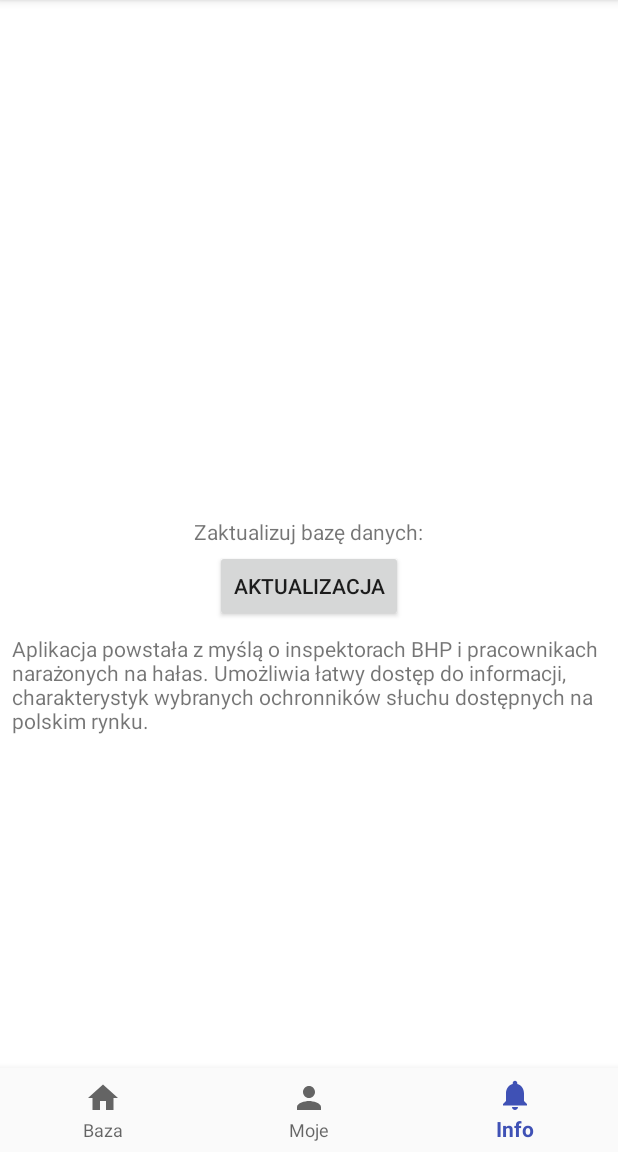
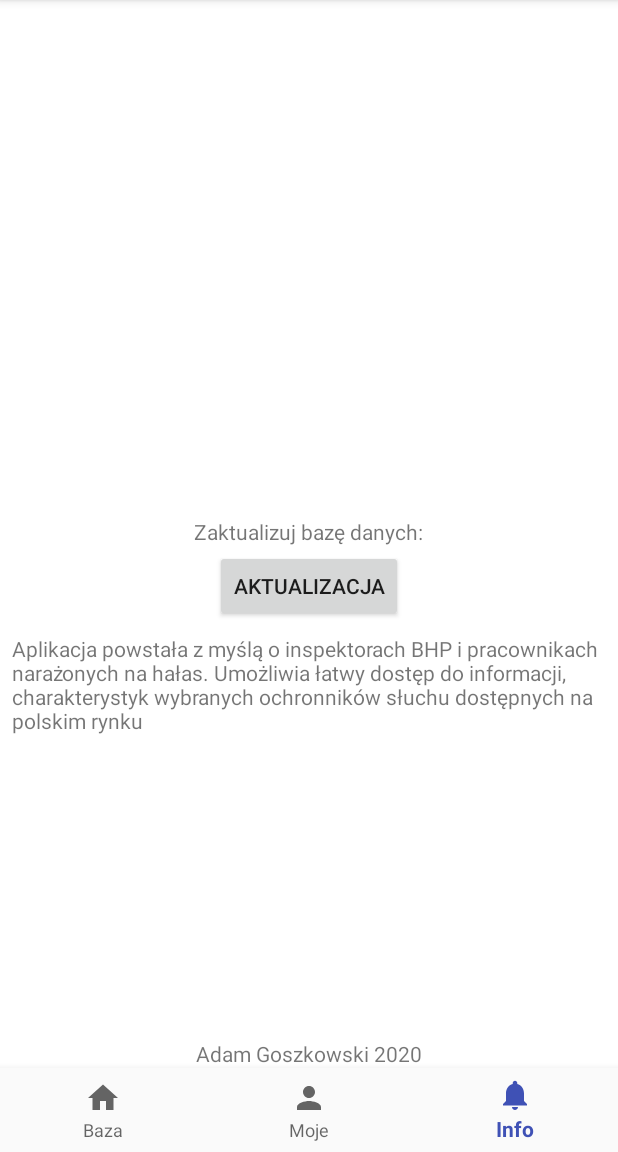
Before and after one commit to Baceg/Ochrona, an Android app: the screen it shows after launch (MainActivity), item 3 of the bottom bar chosen, on a phone screen of 412 x 824 dp, the part 84-1236 px from its top. Run offline under Robolectric (Android 15) with nearby library versions, the phone set to English and light mode, and no system bars; libraries missing offline, so code that uses them is left out: com.jjoe64.graphview.

```diff
--- a/app/src/main/AndroidManifest.xml
+++ b/app/src/main/AndroidManifest.xml
@@ -5,6 +5,7 @@
     <uses-permission android:name="android.permission.ACCESS_NETWORK_STATE" />
 
     <application
+        android:usesCleartextTraffic="true"
         android:allowBackup="true"
         android:icon="@mipmap/ic_launcher"
         android:label="@string/app_name"
--- a/app/src/main/java/com/example/ochronasuchu/InfoFragment.java
+++ b/app/src/main/java/com/example/ochronasuchu/InfoFragment.java
@@ -8,10 +8,12 @@ import android.view.LayoutInflater;
 import android.view.View;
 import android.view.ViewGroup;
 import android.widget.Button;
+import android.widget.TextView;
 
 public class InfoFragment extends Fragment {
 
     Button buttonUpdate;
+    TextView infoText;
     DatabaseHelper myDB;
 
     @Nullable
@@ -21,11 +23,22 @@ public class InfoFragment extends Fragment {
         View view = inflater.inflate(R.layout.fragment_info,container,false);
         myDB = new DatabaseHelper(this.getActivity());
         buttonUpdate = (Button) view.findViewById(R.id.updateButton);
+        infoText = view.findViewById(R.id.textViewInfo);
+        infoText.setOnLongClickListener(new View.OnLongClickListener() {
+            @Override
+            public boolean onLongClick(View v) {
+                //((MainActivity)getActivity()).clearDatabase();
+                return false;
+            }
+        }
+        );
 
         buttonUpdate.setOnClickListener(new View.OnClickListener() {
             @Override
             public void onClick(View v) {
                 ((MainActivity)getActivity()).updateData();
+                ((MainActivity)getActivity()).writeRecords();
+                ((MainActivity)getActivity()).refreshRecycler();
             }
         });
     return view;
--- a/app/src/main/res/layout/fragment_info.xml
+++ b/app/src/main/res/layout/fragment_info.xml
@@ -25,9 +25,16 @@
         android:layout_height="wrap_content"
         android:layout_centerInParent="true"
         android:layout_below="@+id/updateButton"
-        android:text="Aplikacja powstała z myślą o inspektorach BHP i pracownikach narażonych na hałas. Umożliwia łatwy dostęp do informacji, charakterystyk wybranych ochronników słuchu dostępnych na polskim rynku."
+        android:text="Aplikacja powstała z myślą o inspektorach BHP i pracownikach narażonych na hałas. Umożliwia łatwy dostęp do informacji, charakterystyk wybranych ochronników słuchu dostępnych na polskim rynku"
         />
 
+    <TextView
+        android:id="@+id/textViewInfo"
+        android:layout_alignParentBottom="true"
+        android:layout_centerInParent="true"
+        android:layout_width="wrap_content"
+        android:layout_height="wrap_content"
+        android:text="Adam Goszkowski 2020" />
 
 
 
--- a/app/src/main/res/layout/fragment_moje.xml
+++ b/app/src/main/res/layout/fragment_moje.xml
@@ -2,7 +2,7 @@
 <RelativeLayout xmlns:android="http://schemas.android.com/apk/res/android"
     android:layout_width="match_parent"
     android:layout_height="match_parent"
-    android:background="@android:color/holo_blue_light">
+    android:background="@android:color/holo_orange_dark">
 
         <androidx.recyclerview.widget.RecyclerView
             android:id="@+id/recycler_view_moje"
@@ -10,6 +10,6 @@
             android:layout_height="match_parent"
             android:padding="4dp"
             android:scrollbars="vertical"
-            android:background="@android:color/holo_blue_light"/>
+            android:background="@android:color/holo_orange_dark"/>
 
 </RelativeLayout>
```
Also changed, not shown: app/src/main/java/com/example/ochronasuchu/DatabaseHelper.java (+22 -0 lines), app/src/main/java/com/example/ochronasuchu/MainActivity.java (+14 -1 lines), app/src/main/java/com/example/ochronasuchu/RecyclerAdapter.java (+33 -6 lines).
